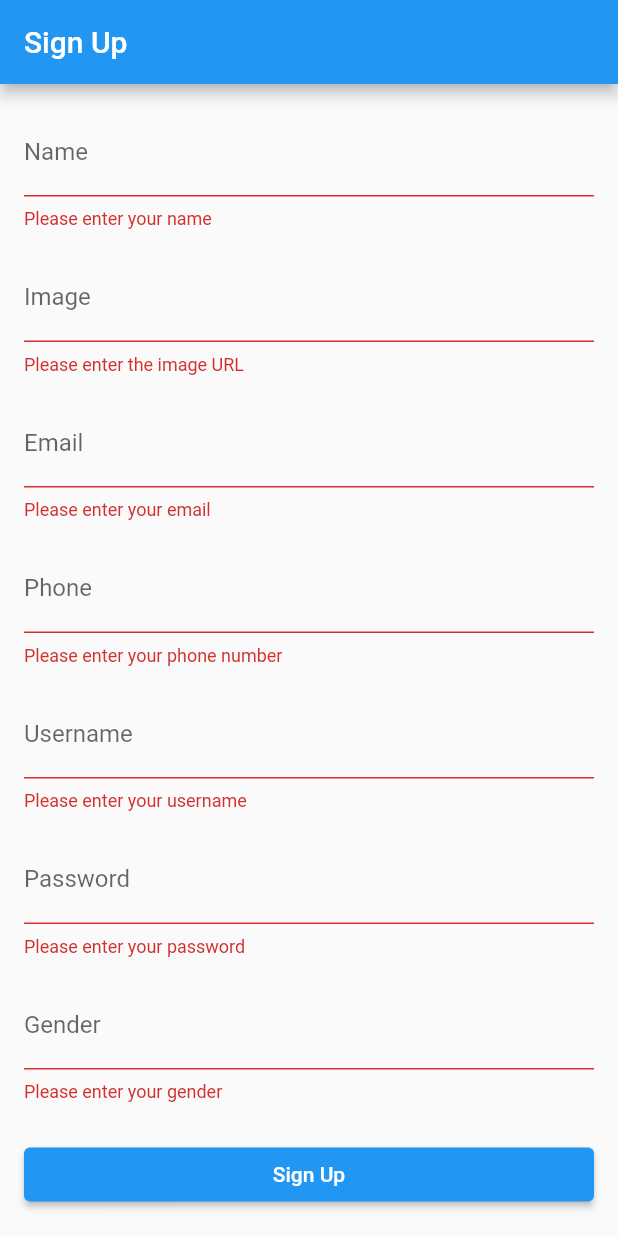
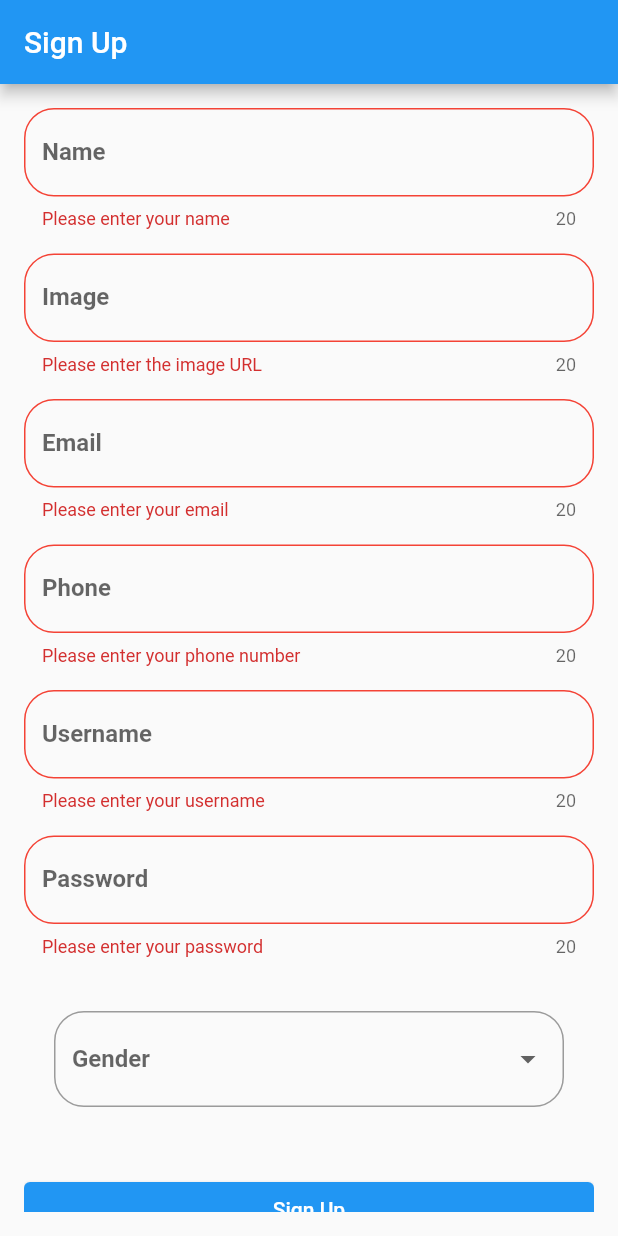
Before and after one commit to RahmaAlaghbari/flatter, a Flutter app: the screen it shows after launch, after a tap on "Sign Up", on a phone screen of 412 x 824 dp. Run offline on Flutter 3.47's test engine with Material 2 defaults, Android fonts, the phone set to English and light mode, and no system bars; our stand-ins replace carousel_slider, dio, flutter_rating_bar; missing offline and left inert: dart:ffi.

```diff
--- a/project4/lib/MainPages/signup.dart
+++ b/project4/lib/MainPages/signup.dart
@@ -1,4 +1,7 @@
 import 'package:flutter/material.dart';
+
+import '../models/user_model.dart';
+import '../repository/user_repo.dart';
 
 class SignUpPage extends StatefulWidget {
   @override
@@ -6,6 +9,16 @@ class SignUpPage extends StatefulWidget {
 }
 
 class _SignUpPageState extends State<SignUpPage> {
+  String? selectedGender;
+
+  final genderList = ['male', 'female', 'others'];
+
+  String selectedImagePath = 'jhgggj';
+
+  bool loading=false;
+  bool iserror=false;
+  bool issuccess=false;
+  String error="";
   final GlobalKey<FormState> _formKey = GlobalKey<FormState>();
 
   TextEditingController _nameController = TextEditingController();
@@ -30,8 +43,21 @@ class _SignUpPageState extends State<SignUpPage> {
             children: [
               TextFormField(
                 controller: _nameController,
+                autovalidateMode: AutovalidateMode.onUserInteraction,
+
                 decoration: InputDecoration(
                   labelText: 'Name',
+                  hintText: "Name",
+                  labelStyle: TextStyle(fontWeight: FontWeight.bold),
+                  counterText: "20",
+                  border:
+                  OutlineInputBorder(borderSide:BorderSide(color: Colors.amber),
+                      borderRadius: BorderRadius.circular(20)),
+                  errorBorder:  OutlineInputBorder(borderSide:BorderSide(color: Colors.red),
+                      borderRadius: BorderRadius.circular(20)),
+
+
+
                 ),
                 validator: (value) {
                   if (value == null || value.isEmpty) {
@@ -45,6 +71,15 @@ class _SignUpPageState extends State<SignUpPage> {
                 controller: _imageController,
                 decoration: InputDecoration(
                   labelText: 'Image',
+                  labelStyle: TextStyle(fontWeight: FontWeight.bold),
+                  counterText: "20",
+                  border:
+                  OutlineInputBorder(borderSide:BorderSide(color: Colors.amber),
+                      borderRadius: BorderRadius.circular(20)),
+                  errorBorder:  OutlineInputBorder(borderSide:BorderSide(color: Colors.red),
+                      borderRadius: BorderRadius.circular(20)),
+
+
                 ),
                 validator: (value) {
                   if (value == null || value.isEmpty) {
@@ -58,6 +93,15 @@ class _SignUpPageState extends State<SignUpPage> {
                 controller: _emailController,
                 decoration: InputDecoration(
                   labelText: 'Email',
+                  labelStyle: TextStyle(fontWeight: FontWeight.bold),
+                  counterText: "20",
+                  border:
+                  OutlineInputBorder(borderSide:BorderSide(color: Colors.amber),
+                      borderRadius: BorderRadius.circular(20)),
+                  errorBorder:  OutlineInputBorder(borderSide:BorderSide(color: Colors.red),
+                      borderRadius: BorderRadius.circular(20)),
+
+
                 ),
                 validator: (value) {
                   if (value == null || value.isEmpty) {
@@ -71,6 +115,15 @@ class _SignUpPageState extends State<SignUpPage> {
                 controller: _phoneController,
                 decoration: InputDecoration(
                   labelText: 'Phone',
+                  labelStyle: TextStyle(fontWeight: FontWeight.bold),
+                  counterText: "20",
+                  border:
+                  OutlineInputBorder(borderSide:BorderSide(color: Colors.amber),
+                      borderRadius: BorderRadius.circular(20)),
+                  errorBorder:  OutlineInputBorder(borderSide:BorderSide(color: Colors.red),
+                      borderRadius: BorderRadius.circular(20)),
+
+
                 ),
                 validator: (value) {
                   if (value == null || value.isEmpty) {
@@ -84,6 +137,15 @@ class _SignUpPageState extends State<SignUpPage> {
                 controller: _usernameController,
                 decoration: InputDecoration(
                   labelText: 'Username',
+                  labelStyle: TextStyle(fontWeight: FontWeight.bold),
+                  counterText: "20",
+                  border:
+                  OutlineInputBorder(borderSide:BorderSide(color: Colors.amber),
+                      borderRadius: BorderRadius.circular(20)),
+                  errorBorder:  OutlineInputBorder(borderSide:BorderSide(color: Colors.red),
+                      borderRadius: BorderRadius.circular(20)),
+
+
                 ),
                 validator: (value) {
                   if (value == null || value.isEmpty) {
@@ -97,6 +159,15 @@ class _SignUpPageState extends State<SignUpPage> {
                 controller: _passwordController,
                 decoration: InputDecoration(
                   labelText: 'Password',
+                  labelStyle: TextStyle(fontWeight: FontWeight.bold),
+                  counterText: "20",
+                  border:
+                  OutlineInputBorder(borderSide:BorderSide(color: Colors.amber),
+                      borderRadius: BorderRadius.circular(20)),
+                  errorBorder:  OutlineInputBorder(borderSide:BorderSide(color: Colors.red),
+                      borderRadius: BorderRadius.circular(20)),
+
+
                 ),
                 obscureText: true,
                 validator: (value) {
@@ -107,38 +178,100 @@ class _SignUpPageState extends State<SignUpPage> {
                 },
               ),
               SizedBox(height: 16.0),
-              TextFormField(
-                controller: _genderController,
-                decoration: InputDecoration(
-                  labelText: 'Gender',
+              Padding(
+                padding: const EdgeInsets.all(20.0),
+                child: DropdownButtonFormField<String>(
+                  value: selectedGender,
+                  onChanged: (newValue) {
+                    setState(() {
+                      selectedGender = newValue;
+                      _genderController.text = newValue ?? '';
+                    });
+                  },
+                  decoration: InputDecoration(
+                    labelText: 'Gender',
+                    labelStyle: TextStyle(fontWeight: FontWeight.bold),
+                    border: OutlineInputBorder(
+                      borderSide: BorderSide(color: Colors.amber),
+                      borderRadius: BorderRadius.circular(20),
+                    ),
+                    errorBorder: OutlineInputBorder(
+                      borderSide: BorderSide(color: Colors.red),
+                      borderRadius: BorderRadius.circular(20),
+                    ),
+                  ),
+                  items: genderList.map((gender) {
+                    return DropdownMenuItem<String>(
+                      value: gender,
+                      child: Text(gender),
+                    );
+                  }).toList(),
                 ),
-                validator: (value) {
-                  if (value == null || value.isEmpty) {
-                    return 'Please enter your gender';
-                  }
-                  return null;
-                },
               ),
               SizedBox(height: 24.0),
-              ElevatedButton(
-                onPressed: () {
+              if (loading) CircularProgressIndicator() else ElevatedButton(
+                onPressed:  ()async{
                   if (_formKey.currentState!.validate()) {
-                    // Perform sign-up logic here
-                    String name = _nameController.text;
-                    String image = _imageController.text;
-                    String email = _emailController.text;
-                    String phone = _phoneController.text;
-                    String username = _usernameController.text;
-                    String password = _passwordController.text;
-                    String gender = _genderController.text;
+                    try{
+                      setState(() {
+                        loading=true;
+                        issuccess=false;
+                        iserror=false;
 
-                    // Proceed with sign-up operation
+                      });
+                      var date={
+                        "fName":_nameController.text,
+                        "img":"https://th.bing.com/th/id/R.e2981720d54bd5c7869ed4918473dbf5?rik=3km1AVdxxXLKSA&riu=http%3a%2f%2fvbconversions.com%2fwp-content%2fuploads%2f2018%2f04%2fperson-icon-6.png&ehk=N8n%2bOsRYgQcalmQs9Vv9wEsqtw93GDpSp23eQJOwfTM%3d&risl=&pid=ImgRaw&r=0",
+                        "uName":_usernameController.text,
+                        "password":_passwordController.text,
+                        "phone":int.parse(_phoneController.text),
+                        "per":"user",
+                        "gender":_genderController.text,
+                        "email":_emailController.text,
 
-                    // After successful sign-up, you can navigate to the next screen or perform any other actions
+
+                      };
+                      var addRes=await UserRepository().addd(UserModel.fromJson(date));
+                      if(addRes!=true){
+                        setState(() {
+                          loading=false;
+                          issuccess=true;
+                          iserror=false;
+                          error="";
+
+                        });
+                        Navigator.of(context).pop(true);
+                      }
+                      else{
+                        setState(() {
+                          loading=false;
+                          issuccess=false;
+                          iserror=true;
+                          error="Operation failed!!";
+
+                        });
+                      }
+                    }
+
+                    catch(e){
+                      setState(() {
+                        loading=false;
+                        issuccess=false;
+                        iserror=true;
+                        error="Exception: ${e}";
+
+                      });
+                    }
                   }
                 },
                 child: Text('Sign Up'),
+
               ),
+
+              iserror?Text("error:${error}",style: TextStyle(color: Colors.red),):SizedBox(),
+              issuccess?Text("Added successfully",style: TextStyle(color: Colors.green),):SizedBox()
+
+
             ],
           ),
         ),
```
Also changed, not shown: project4/lib/MainPages/login_page.dart (+79 -14 lines).
